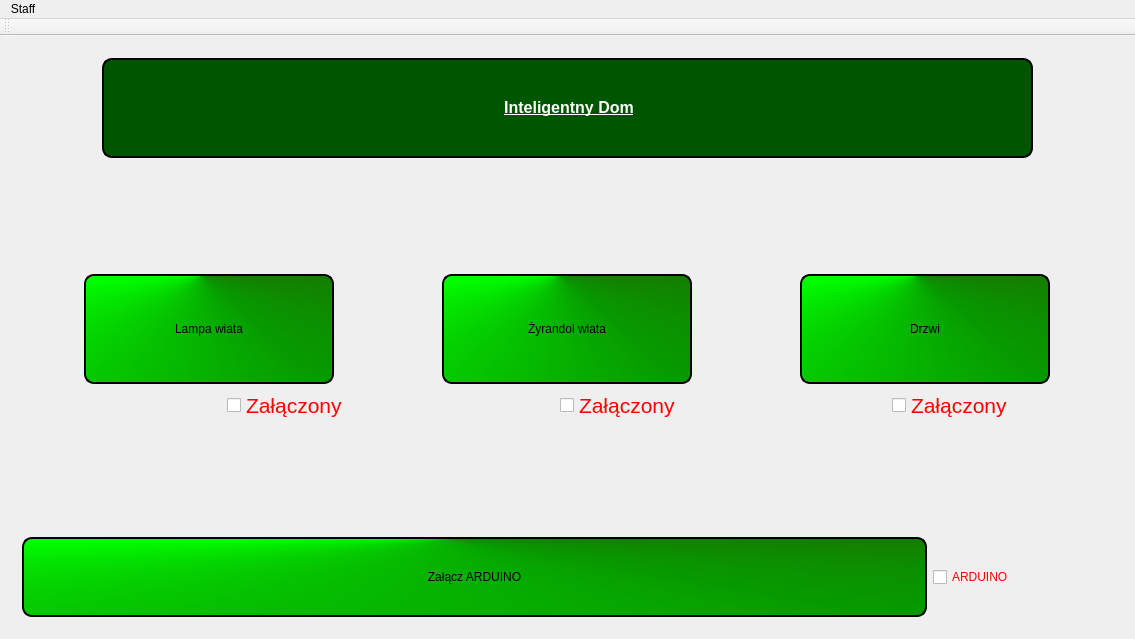
Old version of the form MainWindow.ui in the repository xxBeWolfxx/house_manager.
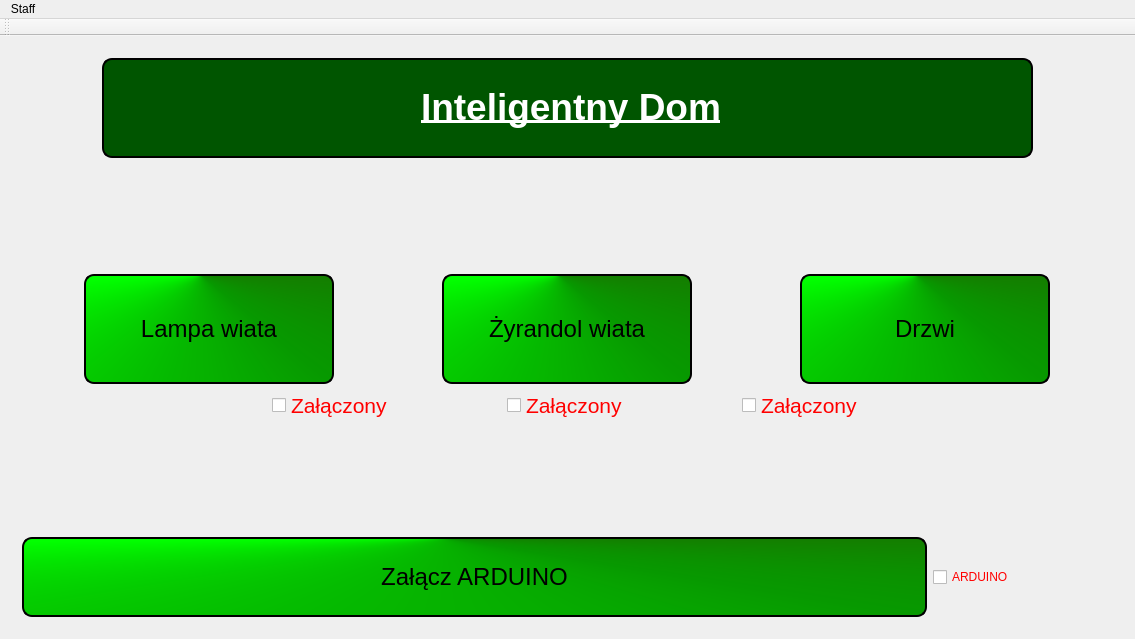
New version of the form.

Diff of the .ui file:
```diff
--- a/MainWindow.ui
+++ b/MainWindow.ui
@@ -107,6 +107,11 @@
                <height>100</height>
               </size>
              </property>
+             <property name="font">
+              <font>
+               <pointsize>20</pointsize>
+              </font>
+             </property>
              <property name="styleSheet">
               <string notr="true">QLabel
 {
@@ -118,8 +123,11 @@
 background-color: rgb(0, 85, 0);
 }</string>
              </property>
+             <property name="frameShape">
+              <enum>QFrame::NoFrame</enum>
+             </property>
              <property name="text">
-              <string>&lt;html&gt;&lt;head/&gt;&lt;body&gt;&lt;p align=&quot;center&quot;&gt;&lt;span style=&quot; font-size:12pt; font-weight:600; text-decoration: underline;&quot;&gt;Inteligentny Dom&lt;/span&gt;&lt;/p&gt;&lt;/body&gt;&lt;/html&gt;</string>
+              <string>&lt;html&gt;&lt;head/&gt;&lt;body&gt;&lt;p align=&quot;center&quot;&gt;&lt;span style=&quot; font-size:28pt; font-weight:600; text-decoration: underline;&quot;&gt;Inteligentny Dom&lt;/span&gt;&lt;/p&gt;&lt;/body&gt;&lt;/html&gt;</string>
              </property>
             </widget>
            </item>
@@ -149,11 +157,11 @@
               <enum>Qt::Horizontal</enum>
              </property>
              <property name="sizeType">
-              <enum>QSizePolicy::MinimumExpanding</enum>
+              <enum>QSizePolicy::Fixed</enum>
              </property>
              <property name="sizeHint" stdset="0">
               <size>
-               <width>100</width>
+               <width>250</width>
                <height>20</height>
               </size>
              </property>
@@ -297,11 +305,11 @@
                 <enum>Qt::Horizontal</enum>
                </property>
                <property name="sizeType">
-                <enum>QSizePolicy::MinimumExpanding</enum>
+                <enum>QSizePolicy::Fixed</enum>
                </property>
                <property name="sizeHint" stdset="0">
                 <size>
-                 <width>100</width>
+                 <width>250</width>
                  <height>20</height>
                 </size>
                </property>
@@ -346,6 +354,11 @@
                <height>80</height>
               </size>
              </property>
+             <property name="font">
+              <font>
+               <pointsize>18</pointsize>
+              </font>
+             </property>
              <property name="styleSheet">
               <string notr="true"/>
              </property>
@@ -415,6 +428,11 @@
                  <height>300</height>
                 </size>
                </property>
+               <property name="font">
+                <font>
+                 <pointsize>18</pointsize>
+                </font>
+               </property>
                <property name="text">
                 <string>Lampa wiata</string>
                </property>
@@ -466,6 +484,11 @@
                  <height>300</height>
                 </size>
                </property>
+               <property name="font">
+                <font>
+                 <pointsize>18</pointsize>
+                </font>
+               </property>
                <property name="text">
                 <string>Żyrandol wiata</string>
                </property>
@@ -511,6 +534,11 @@
                  <height>300</height>
                 </size>
                </property>
+               <property name="font">
+                <font>
+                 <pointsize>18</pointsize>
+                </font>
+               </property>
                <property name="text">
                 <string>Drzwi</string>
                </property>
```
